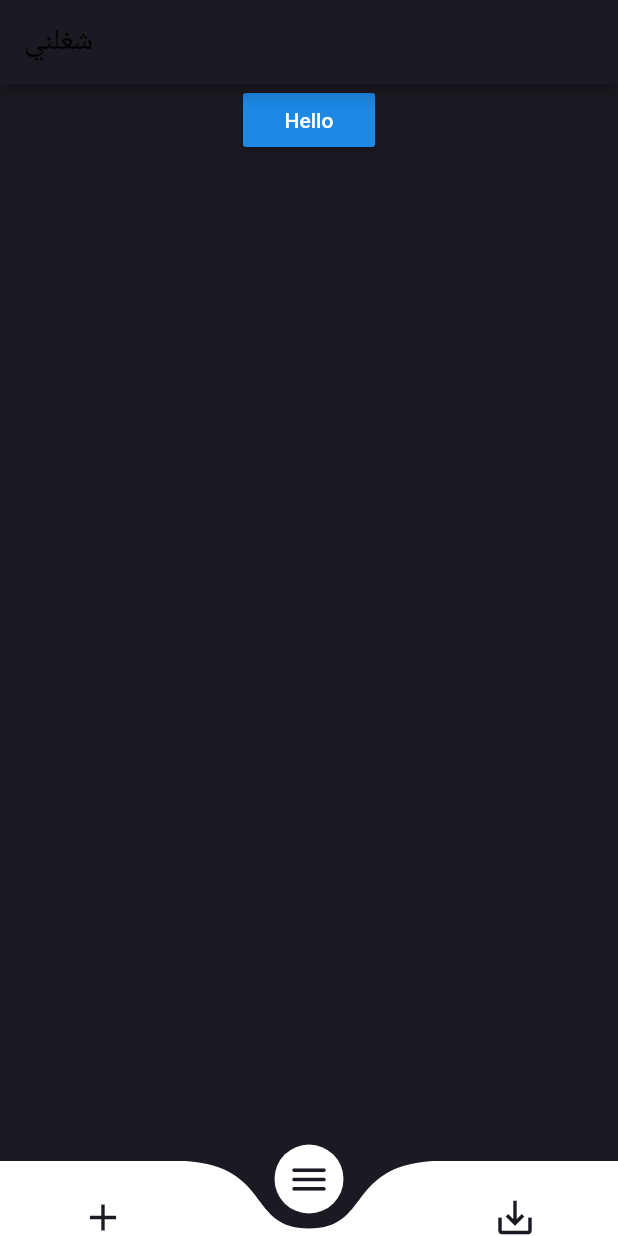
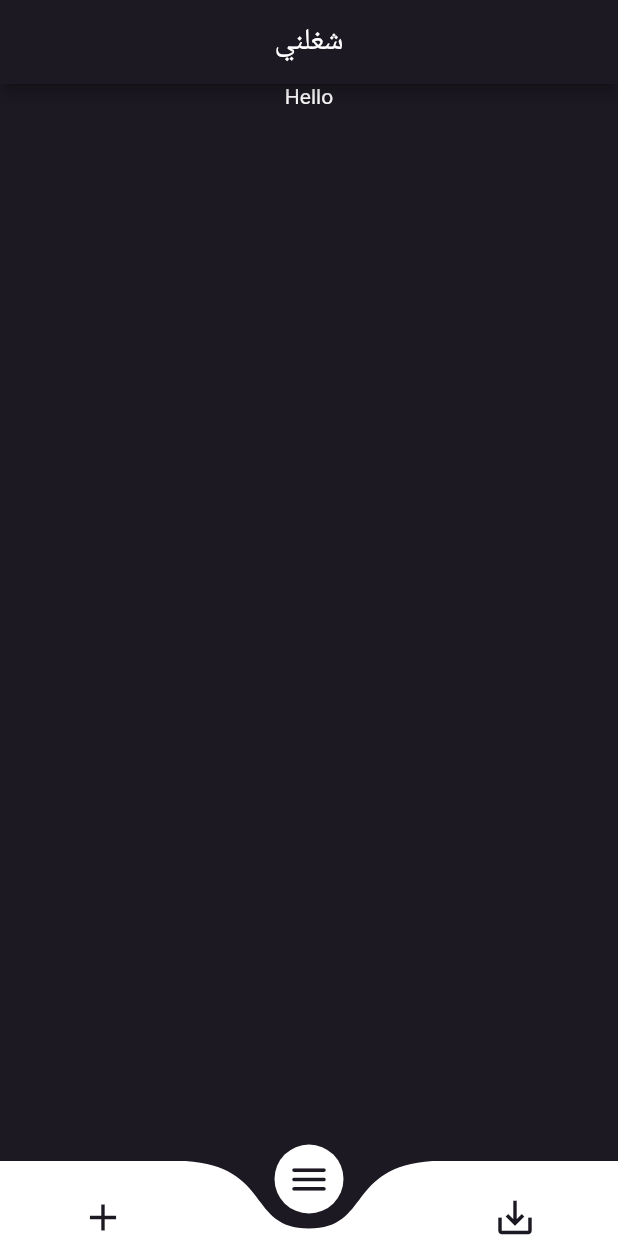
Before and after one commit to Yasmeen700/ShaGhlne, a Flutter app: the screen it shows after launch, on a phone screen of 412 x 824 dp. Run offline on Flutter 3.47's test engine with Material 2 defaults, Android fonts, the phone set to English and light mode, and no system bars; drawn by our look-alikes of curved_navigation_bar; our stand-ins replace flutter_form_builder, get.

Commit message:
Merge branch 'master' of https://github.com/Yasmeen700/shaghlne into master
# Conflicts:
#	lib/main.dart

```diff
--- a/lib/main.dart
+++ b/lib/main.dart
@@ -3,6 +3,7 @@ import 'package:flutter_app1/constant/strings.dart';
 import './ui/add_job_listing.dart';
 import 'package:curved_navigation_bar/curved_navigation_bar.dart';
 import 'package:get/get.dart';
+
 void main() {
   runApp(MyApp());
 }
@@ -11,7 +12,6 @@ class MyApp extends StatelessWidget {
   @override
   Widget build(BuildContext context) {
     return GetMaterialApp(
-
       title: Strings.AppName,
       theme: ThemeData.dark(),
       home: MyHomePage(),
@@ -32,8 +32,9 @@ class _MyHomePageState extends State<MyHomePage> {
         backgroundColor: Color(0xff1c1922),
         title: Text(
           Strings.AppName,
-          style: TextStyle(color: Colors.black),
+          style: TextStyle(color: Colors.white),
         ),
+        centerTitle: true,
       ),
       bottomNavigationBar: CurvedNavigationBar(
         index: 1,
@@ -42,12 +43,33 @@ class _MyHomePageState extends State<MyHomePage> {
         animationCurve: Curves.bounceInOut,
         backgroundColor: Color(0xff1c1922),
         items: <Widget>[
-          Icon(Icons.add, size: 30,color:Color(0xff1c1922),),
-          Icon(Icons.menu_rounded, size: 30,color: Color(0xff1c1922),),
-          Icon(Icons.save_alt, size: 30,color: Color(0xff1c1922),),
+         GestureDetector(
+
+
+              onTap: () {
+                // Navigator.push(context, MaterialPageRoute(builder: (context) {
+                //   return AddJob();
+                // }));
+                Get.to(AddJob());
+              },
+
+              child: Icon(
+                Icons.add,
+                size: 30,
+                color: Color(0xff1c1922),
+              )),
+          Icon(
+            Icons.menu_rounded,
+            size: 30,
+            color: Color(0xff1c1922),
+          ),
+          Icon(
+            Icons.save_alt,
+            size: 30,
+            color: Color(0xff1c1922),
+          ),
         ],
-        onTap: (index) {
-        },
+        onTap: (index) {},
       ),
       body: Container(
         height: MediaQuery.of(context).size.height,
@@ -55,15 +77,9 @@ class _MyHomePageState extends State<MyHomePage> {
         color: Color(0xff1c1922),
         child: Column(
           children: [
-            RaisedButton(
-              onPressed: () {
-                Navigator.push(context, MaterialPageRoute(builder: (context) {
-                  return AddJob();
-                }
-                ));
-              },
-              child: Text('Hello'),
-            )
+
+             Text('Hello'),
+
           ],
         ),
       ),
```
